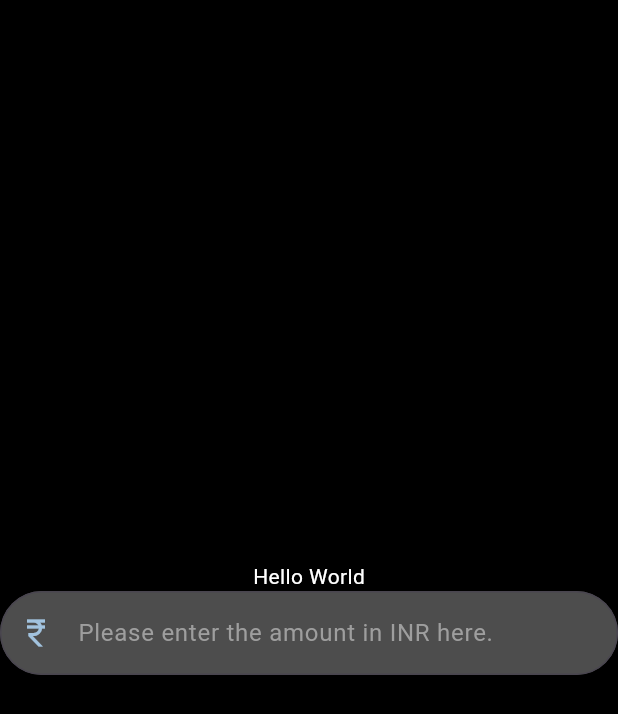
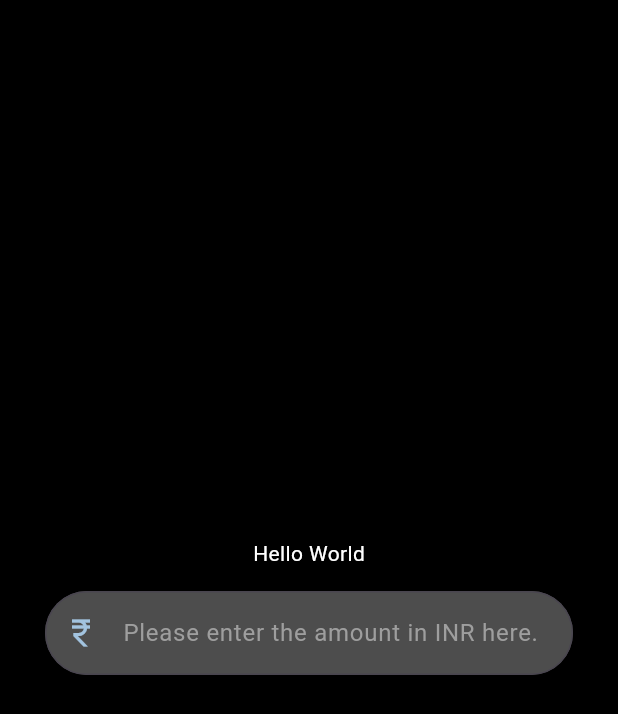
Before and after one commit to Manal-Mukarram/My-First-Flutter-Project, a Flutter app: the screen it shows after launch, on a phone screen of 412 x 824 dp. Shown: the top 714 px of the screen. Run offline on Flutter 3.47's test engine with Material 3 defaults, Android fonts, the phone set to English and light mode, and no system bars.

Commit message:
corrected the const positions and added padding through container

```diff
--- a/lib/material_page.dart
+++ b/lib/material_page.dart
@@ -11,17 +11,19 @@ class MyMaterialPage extends StatelessWidget {
       ),
       borderSide: BorderSide(color: Colors.white, width: 1),
     );
-    return const Scaffold(
+    return Scaffold(
       backgroundColor: Colors.black,
       body: Center(
         child: Column(
           mainAxisAlignment: MainAxisAlignment.center,
           children: [
-              Text(
+            const Text(
               'Hello World',
               style: TextStyle(color: Colors.white),
             ),
-              TextField(
+            Container(
+              padding: const EdgeInsets.fromLTRB(30, 15, 30, 15),
+              child: const TextField(
                 style: TextStyle(color: Colors.white),
                 decoration: InputDecoration(
                   hintText: 'Please enter the amount in INR here.',
@@ -43,8 +45,10 @@ class MyMaterialPage extends StatelessWidget {
                   decimal: true,
                 ),
               ),
+            ),
           ],
         ),
-        ));
+      ),
+    );
   }
 }
```
Lines whose indentation alone changed are shown as unchanged.
